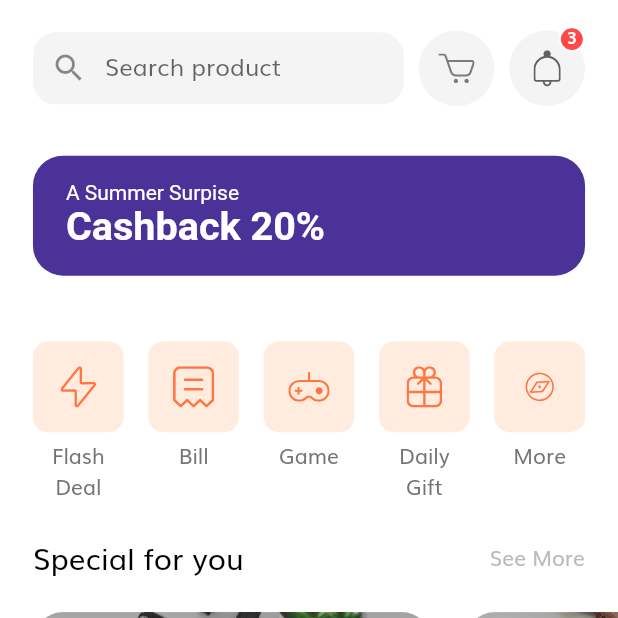
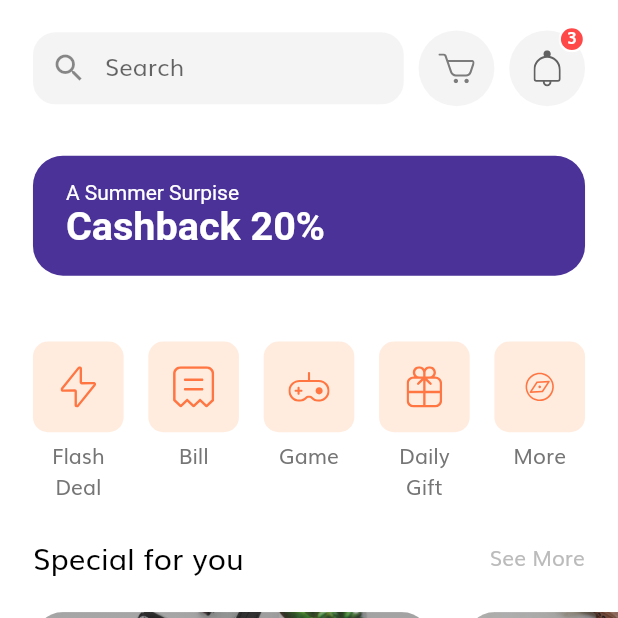
Before and after one commit to philakagujones/UniversityApp, a Flutter app: the HomeScreen screen opened by its route, on a phone screen of 412 x 824 dp, the top half of it. Run offline on Flutter 3.47's test engine with Material 2 defaults, Android fonts, the phone set to English and light mode, and no system bars; our stand-ins replace flutter_svg.

Commit message:
Update search_field.dart

```diff
--- a/scholarly/lib/screens/home/components/search_field.dart
+++ b/scholarly/lib/screens/home/components/search_field.dart
@@ -25,7 +25,7 @@ class SearchField extends StatelessWidget {
             border: InputBorder.none,
             focusedBorder: InputBorder.none,
             enabledBorder: InputBorder.none,
-            hintText: "Search product",
+            hintText: "Search",
             prefixIcon: Icon(Icons.search)),
       ),
     );
```
